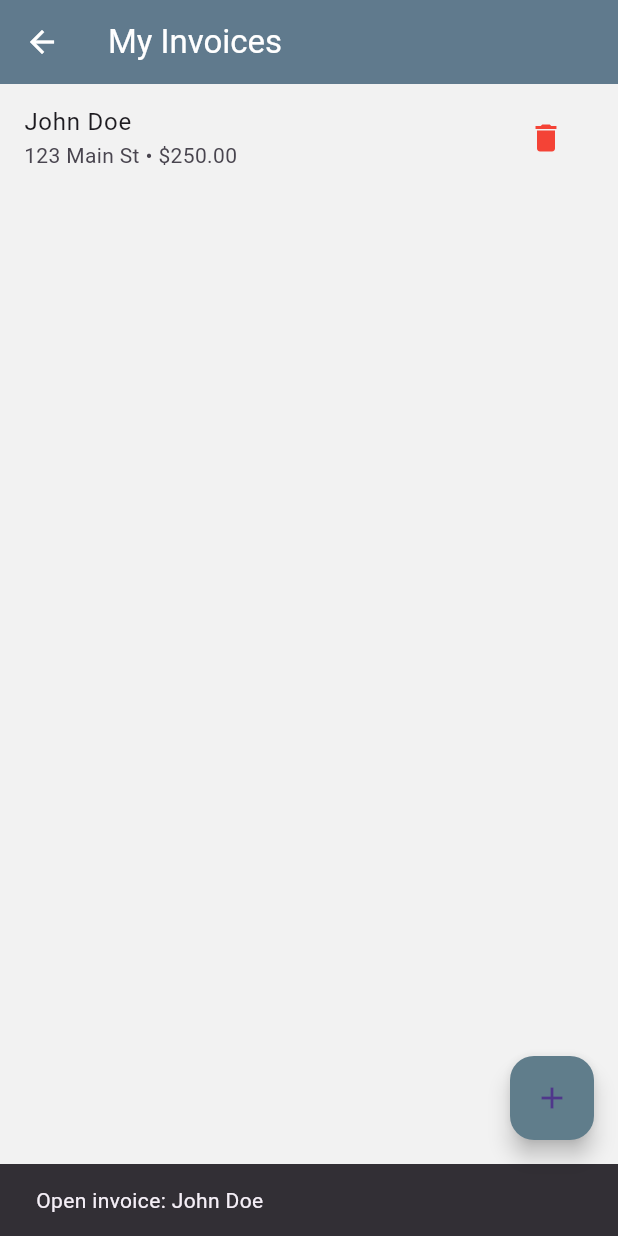
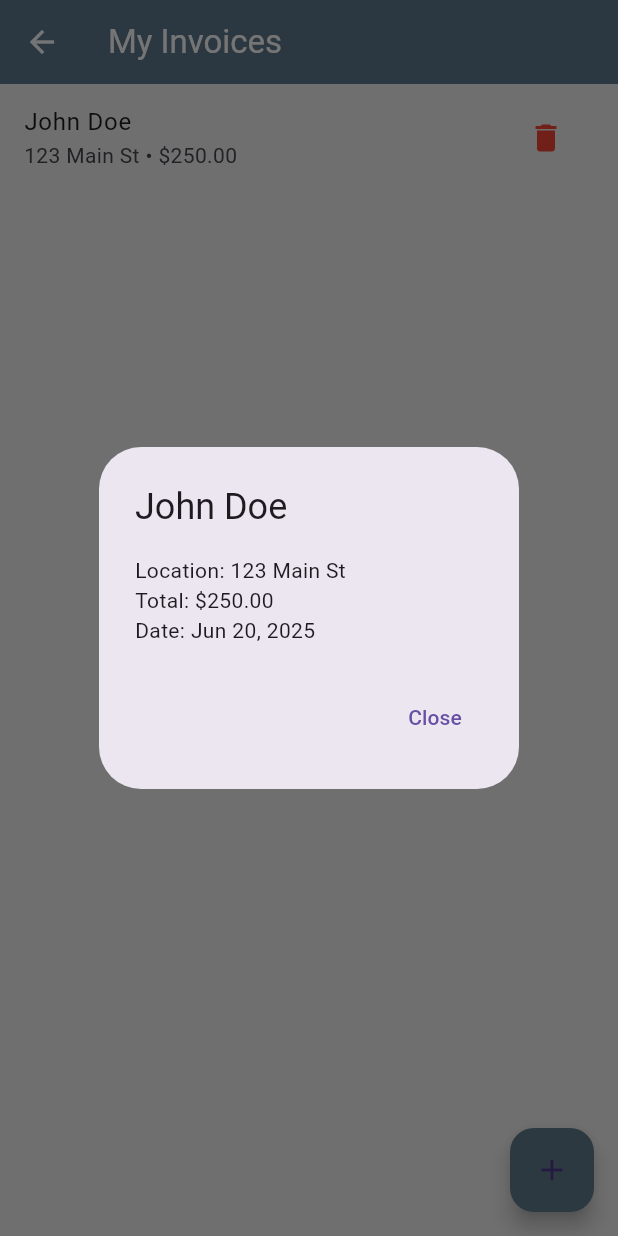
Before and after one commit to ClearSkyDev/clearsky_photo_reports, a Flutter app: the InvoiceListScreen screen opened directly, after a tap on the "add" icon, after a tap on "John Doe", on a phone screen of 412 x 824 dp. Run offline on Flutter 3.47's test engine with Material 3 defaults, Android fonts, the phone set to English and light mode, and no system bars; our stand-ins replace cached_network_image, cloud_firestore, connectivity_plus, file_picker, firebase_auth, firebase_core and 21 more; missing offline and left inert: dart:html, ffmpeg_kit_flutter, flutter_email_sender; accounts and stored records are empty; statements that could not run were skipped.

Commit message:
Add missing license and basic CI; implement PerilType model and invoice detail dialog

```diff
--- a/lib/src/core/models/checklist_template.dart
+++ b/lib/src/core/models/checklist_template.dart
@@ -1,7 +1,6 @@
 import 'inspection_type.dart';
 import 'checklist_field_type.dart';
-
-enum PerilType { wind, hail, fire, flood }
+import 'peril_type.dart';
 
 enum InspectorReportRole { ladderAssist, adjuster, contractor }
 
--- a/lib/src/core/models/inspection_metadata.dart
+++ b/lib/src/core/models/inspection_metadata.dart
@@ -1,5 +1,6 @@
 import 'inspection_type.dart';
-import 'checklist_template.dart' show PerilType, InspectorReportRole;
+import 'peril_type.dart';
+import 'checklist_template.dart' show InspectorReportRole;
 
 class InspectionMetadata {
   String clientName;
--- a/lib/src/features/screens/invoice_list_screen.dart
+++ b/lib/src/features/screens/invoice_list_screen.dart
@@ -1,4 +1,5 @@
 import 'package:flutter/material.dart';
+import 'package:intl/intl.dart';
 
 class Invoice {
   final String id;
@@ -66,13 +67,30 @@ class _InvoiceListScreenState extends State<InvoiceListScreen> {
     );
   }
 
+
   void _openInvoice(Invoice invoice) {
-    // TODO: Replace this with navigation to a full invoice view screen
-    ScaffoldMessenger.of(context).showSnackBar(
-      SnackBar(content: Text('Open invoice: ${invoice.clientName}')),
+    showDialog(
+      context: context,
+      builder: (ctx) => AlertDialog(
+        title: Text(invoice.clientName),
+        content: Column(
+          mainAxisSize: MainAxisSize.min,
+          crossAxisAlignment: CrossAxisAlignment.start,
+          children: [
+            Text('Location: ${invoice.jobLocation}'),
+            Text('Total: \$${invoice.totalAmount.toStringAsFixed(2)}'),
+            Text('Date: ${DateFormat.yMMMd().format(invoice.date)}'),
+          ],
+        ),
+        actions: [
+          TextButton(
+            onPressed: () => Navigator.of(ctx).pop(),
+            child: const Text('Close'),
+          ),
+        ],
+      ),
     );
   }
-
   @override
   Widget build(BuildContext context) {
     return Scaffold(
--- a/lib/src/features/screens/metadata_screen.dart
+++ b/lib/src/features/screens/metadata_screen.dart
@@ -5,6 +5,7 @@ import '../../core/models/inspection_metadata.dart';
 import '../../core/models/inspection_type.dart';
 import '../../core/models/checklist.dart';
 import '../../core/models/checklist_template.dart';
+import '../../core/models/peril_type.dart';
 import 'photo_upload_screen.dart';
 import '../../core/models/report_template.dart';
 import '../../core/utils/template_store.dart';
--- a/lib/src/features/screens/report_history_screen.dart
+++ b/lib/src/features/screens/report_history_screen.dart
@@ -6,7 +6,7 @@ import '../../core/models/inspection_metadata.dart';
 import '../../core/models/inspection_type.dart';
 import '../../core/models/photo_entry.dart';
 import '../../core/models/inspected_structure.dart';
-import '../../core/models/checklist_template.dart' show PerilType;
+import '../../core/models/peril_type.dart';
 import 'report_preview_screen.dart';
 import 'message_thread_screen.dart';
 import '../../core/utils/template_store.dart';
```
Also changed, not shown: lib/src/core/models/peril_type.dart (+22 -1 lines), 2 other files.
